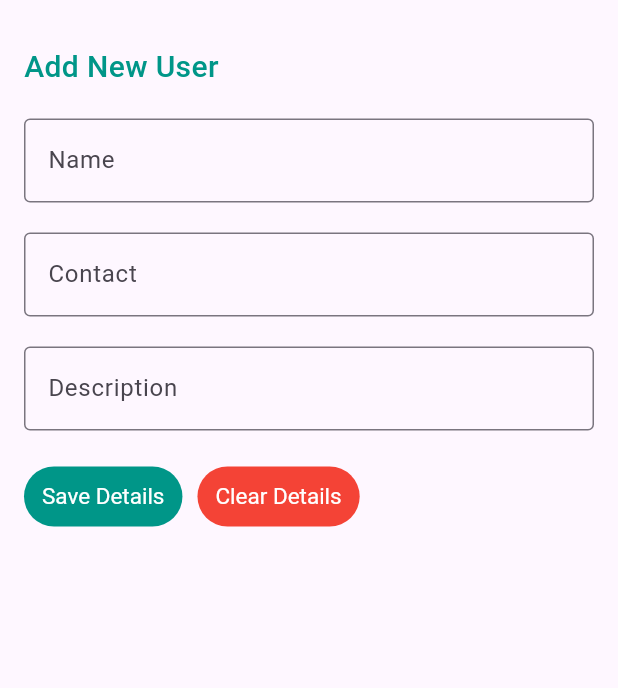
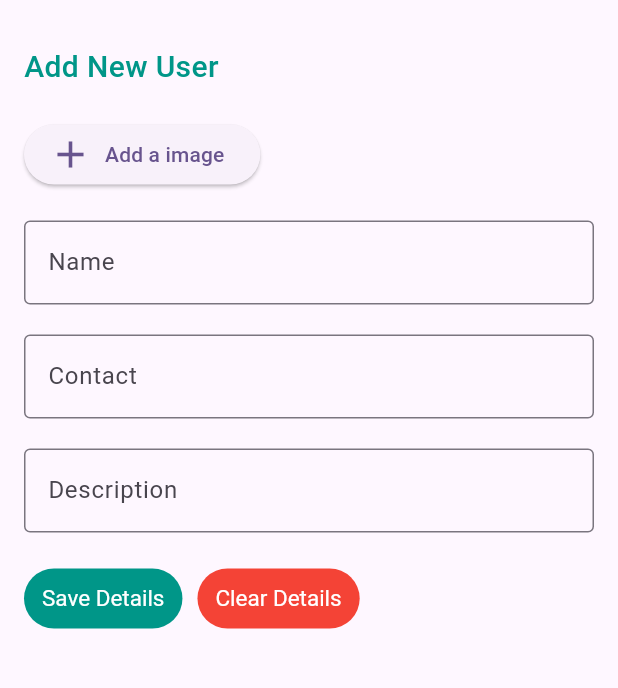
Before and after one commit to vishnulalvm/student_app, a Flutter app: the AddButtonScreen screen opened directly, on a phone screen of 412 x 824 dp, the part 63-751 px from its top. Run offline on Flutter 3.47's test engine with Material 3 defaults, Android fonts, the phone set to English and light mode, and no system bars; our stand-ins replace image_picker, sqflite; accounts and stored records are empty.

```diff
--- a/lib/main.dart
+++ b/lib/main.dart
@@ -5,6 +5,7 @@ import 'package:student_app/screen/home_page.dart';
 void main() {
   WidgetsFlutterBinding.ensureInitialized();
   runApp(const MyApp());
+
 }
 
 class MyApp extends StatelessWidget {
--- a/lib/models/student_model.dart
+++ b/lib/models/student_model.dart
@@ -5,11 +5,14 @@ class StudentModel {
   String name;
   String contact;
   String description;
+  String imagepath;
+
 
   StudentModel({this.id,
   required this.name,
   required this.contact,
   required this.description,
+  required this.imagepath,
 
    });
 //converting class model to a map
@@ -18,6 +21,7 @@ class StudentModel {
       'name': name,
       'contact': contact,
       'description': description,
+      'imagepath': imagepath,
     };
   }
 
--- a/lib/repository/student_repo.dart
+++ b/lib/repository/student_repo.dart
@@ -16,7 +16,7 @@ class StudentRepo {
       join(await getDatabasesPath(), _dbName),
       onCreate: (db, version) {
         return db.execute(
-      'CREATE TABLE $_tableName(id INTEGER PRIMARY KEY, name TEXT, contact TEXT, description TEXT)',
+      'CREATE TABLE $_tableName(id INTEGER PRIMARY KEY, name TEXT, contact TEXT, description TEXT, imagepath TEXT)',
     );
       },
       version: 1,
@@ -36,13 +36,14 @@ class StudentRepo {
 //convert the map from database to list student
   static Future<List<StudentModel>> getStudentDetails() async {
     final db = await _database();
-    final List<Map<String, dynamic>> maps = await db.query(_tableName);
+    final List<Map<String, dynamic>> maps = await db.query(_tableName,limit: 100,offset: 0);
     return List.generate(maps.length, (i) {
       return StudentModel(
         id: maps[i]['id'] as int,
         name: maps[i]['name'] as String,
         contact: maps[i]['contact'] as String,
         description: maps[i]['description'] as String,
+        imagepath: maps[i]['imagepath'] as String,
 
       );
 
--- a/lib/screen/add_button_screen.dart
+++ b/lib/screen/add_button_screen.dart
@@ -1,15 +1,19 @@
 import 'package:flutter/material.dart';
+import 'package:image_picker/image_picker.dart';
 import 'package:student_app/models/student_model.dart';
 import 'package:student_app/repository/student_repo.dart';
 
 class AddButtonScreen extends StatefulWidget {
-  const AddButtonScreen({super.key});
+  const AddButtonScreen({
+    super.key,
+  });
 
   @override
   State<AddButtonScreen> createState() => _AddButtonScreenState();
 }
 
 class _AddButtonScreenState extends State<AddButtonScreen> {
+  String? pickedImage = 'image';
   final _userNameController = TextEditingController();
   final _userContactController = TextEditingController();
   final _userDescriptionController = TextEditingController();
@@ -35,6 +39,24 @@ class _AddButtonScreenState extends State<AddButtonScreen> {
                     color: Colors.teal,
                     fontWeight: FontWeight.w500),
               ),
+              const SizedBox(
+                height: 20.0,
+              ),
+
+              ElevatedButton.icon(
+                label: const Text('Add a image'),
+                onPressed: () async {
+                  pickedImage = await pickImage();
+                  setState(() {});
+                },
+                icon: pickedImage == 'image'
+                    ? const Icon(
+                        Icons.add,
+                        size: 30,
+                      )
+                    : const Icon(Icons.check),
+              ),
+
               const SizedBox(
                 height: 20.0,
               ),
@@ -106,12 +128,8 @@ class _AddButtonScreenState extends State<AddButtonScreen> {
                           _validateDescription == false) {
                         insertStudent();
                         showSnackBar();
-                         Navigator.of(context).pop();
-
+                        Navigator.of(context).pop();
                       }
-
-
-
                     },
                     child: const Text('Save Details'),
                   ),
@@ -140,13 +158,28 @@ class _AddButtonScreenState extends State<AddButtonScreen> {
     );
   }
 
+  Future<String?> pickImage() async {
+    final picker = ImagePicker();
+    final pickedFile = await picker.pickImage(source: ImageSource.gallery);
+
+    if (pickedFile != null) {
+      return pickedFile.path;
+    }
+    if (pickedFile == null) {
+      return 'image not piced';
+    }
+    return null;
+  }
+
   //here is the value passing from textfield to database
 
   insertStudent() async {
     final student = StudentModel(
         name: _userNameController.text,
         contact: _userContactController.text,
-        description: _userDescriptionController.text);
+        description: _userDescriptionController.text,
+        imagepath: pickedImage!);
+
     await StudentRepo.insert(studentModel: student);
     StudentRepo.updateStudentList();
   }
--- a/lib/screen/home_page.dart
+++ b/lib/screen/home_page.dart
@@ -5,6 +5,7 @@ import 'package:student_app/screen/add_button_screen.dart';
 import 'package:student_app/widget/student_list.dart';
 
 class MyHomePage extends StatefulWidget {
+
   const MyHomePage({
     super.key,
   });
@@ -13,6 +14,7 @@ class MyHomePage extends StatefulWidget {
 }
 
 class _MyHomePageState extends State<MyHomePage> {
+
   @override
   Widget build(BuildContext context) {
     return Scaffold(
@@ -35,7 +37,7 @@ class _MyHomePageState extends State<MyHomePage> {
       floatingActionButton: FloatingActionButton(
         onPressed: () {
           Navigator.of(context).push(MaterialPageRoute(
-            builder: (BuildContext ctx) => const AddButtonScreen(),
+            builder: (BuildContext ctx) =>  const AddButtonScreen(),
           ));
 
           // Check if the primaryKey is not null (meaning a student was added).
--- a/pubspec.yaml
+++ b/pubspec.yaml
@@ -31,7 +31,9 @@ dependencies:
   cupertino_icons: ^1.0.2
   flutter:
     sdk: flutter
+  image_picker: ^1.0.7
   path: 1.8.3
+  path_provider: ^2.1.2
   sqflite: ^2.3.2
 
 dev_dependencies:
```
Also changed, not shown: lib/screen/edit_student.dart (+36 -3 lines), lib/widget/student_list.dart (+7 -1 lines), pubspec.lock, 5 other files.
